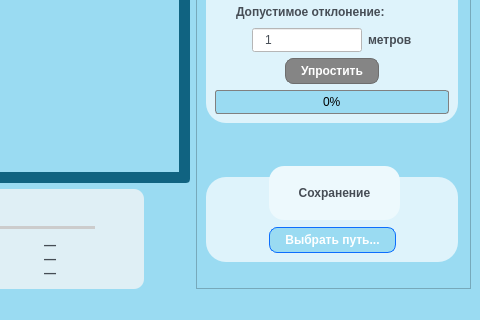
Before: the Qt Designer form View/view.ui in safosaffers/KMLViewer, drawn with Qt 5; both pictures show x 370 to 850 and y 280 to 600 of the 850 by 600 pixel window.
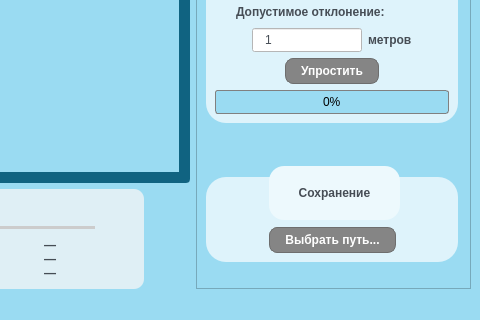
After: the same form once the commit is applied.

Commit message: Feat(ux): Exit confirmition style improved

```diff
--- a/View/view.ui
+++ b/View/view.ui
@@ -53,7 +53,7 @@
 }
 QLabel, QCheckBox{
     color: #464d55;
-    background-color: #def3fb;
+    background-color: #9adbf2;
 	font: 12pt &quot;Segoe UI&quot;;
     font-weight: 600;
 }
@@ -527,6 +527,14 @@
           <height>16777215</height>
          </size>
         </property>
+        <property name="styleSheet">
+         <string notr="true">QLabel, QCheckBox{
+    color: #464d55;
+    background-color: #9adbf2#def3fb;
+	font: 12pt &quot;Segoe UI&quot;;
+    font-weight: 600;
+}</string>
+        </property>
         <property name="horizontalScrollBarPolicy">
          <enum>Qt::ScrollBarPolicy::ScrollBarAlwaysOff</enum>
         </property>
@@ -537,7 +545,7 @@
          <property name="geometry">
           <rect>
            <x>0</x>
-           <y>0</y>
+           <y>-32</y>
            <width>267</width>
            <height>566</height>
           </rect>
@@ -937,7 +945,7 @@
                    <item>
                     <widget class="QPushButton" name="btnSaveSimplifyPoligons">
                      <property name="enabled">
-                      <bool>true</bool>
+                      <bool>false</bool>
                      </property>
                      <property name="text">
                       <string>Выбрать путь...</string>
```
